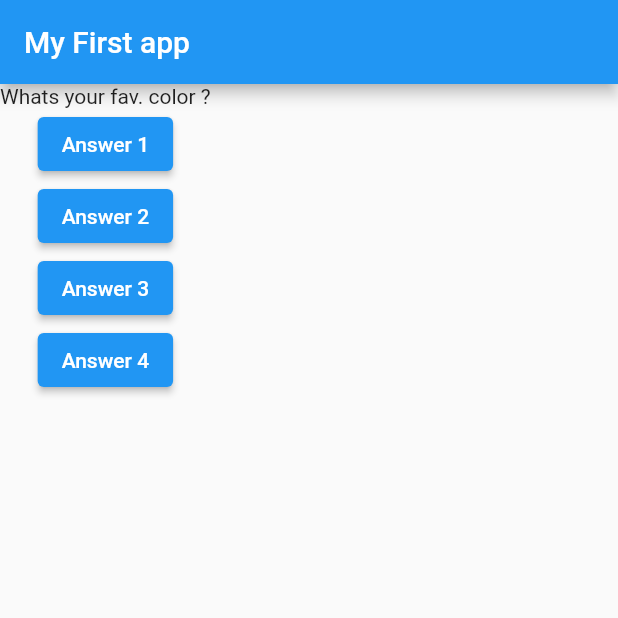
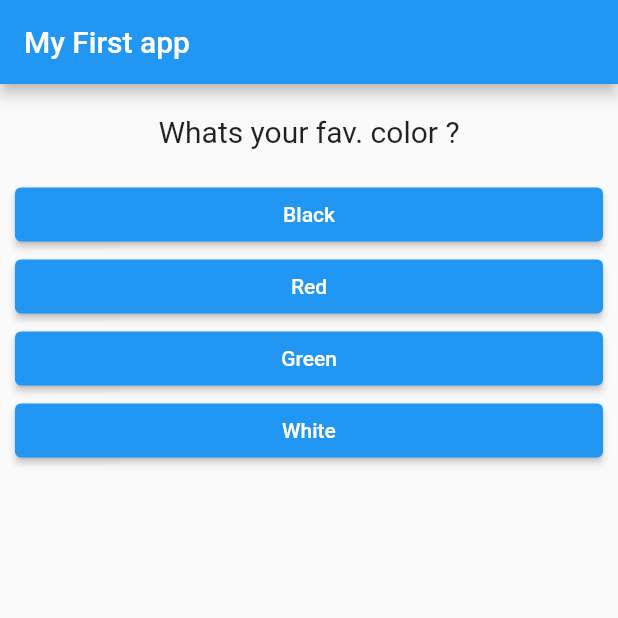
Before and after one commit to kgoel085/Flutter-Tutorial, a Flutter app: the screen it shows after launch, on a phone screen of 412 x 824 dp, the top half of it. Run offline on Flutter 3.47's test engine with Material 2 defaults, Android fonts, the phone set to English and light mode, and no system bars.

Commit message:
Added answer component

```diff
--- /dev/null
+++ b/lib/answer.dart
@@ -0,0 +1,23 @@
+import 'package:flutter/material.dart';
+
+class Answer extends StatelessWidget {
+  final Function selectHanlder;
+  final String answerText;
+  Answer(this.selectHanlder, this.answerText);
+
+  @override
+  Widget build(BuildContext context) {
+    return Container(
+      width: double.infinity,
+      margin: EdgeInsets.only(left: 10, right: 10),
+      child: ElevatedButton(
+        style: ButtonStyle(
+            // backgroundColor: MaterialStateProperty.all(Colors.blue),
+            // foregroundColor: MaterialStateProperty.all(Colors.white)
+            ),
+        child: Text(answerText),
+        onPressed: selectHanlder,
+      ),
+    );
+  }
+}
--- a/lib/main.dart
+++ b/lib/main.dart
@@ -1,5 +1,6 @@
 import 'package:flutter/material.dart';
 import './question.dart';
+import './answer.dart';
 
 class MyApp extends StatefulWidget {
   @override
@@ -11,7 +12,7 @@ class MyApp extends StatefulWidget {
 class _MyAppState extends State<MyApp> {
   var _questionIndex = 0;
 
-  void _answerQuestion () {
+  void _answerQuestion() {
     setState(() {
       _questionIndex = _questionIndex + 1;
     });
@@ -21,49 +22,38 @@ class _MyAppState extends State<MyApp> {
 
   @override
   Widget build(BuildContext context) {
-    var questions = [
-      'What\s your fav. color ?',
-      'What\s your fav. animal ?'
+    const questions = [
+      {
+        'question': 'What\s your fav. color ?',
+        'answers': ['Black', 'Red', 'Green', 'White']
+      },
+      {
+        'question': 'What\s your fav. animal ?',
+        'answers': ['Cat', 'Dog', 'Tiger', 'Leopard']
+      },
+      {
+        'question': 'Who is your fav. ding Dong ?',
+        'answers': ['LOL', 'lol', 'LMAO', 'HAHAHHAHAHHA']
+      },
     ];
     return MaterialApp(
         home: Scaffold(
       appBar: AppBar(
         title: Text('My First app'),
       ),
-        body: Column(children:
-          <Widget>[
-            Question(
-              questions[_questionIndex]
-            ),
-            ElevatedButton(
-              child: Text('Answer 1'),
-              onPressed: _answerQuestion,
-            ),
-            ElevatedButton(
-              child: Text('Answer 2'),
-              onPressed:  () {
-                print('Answer 2 choosen');
-              }
-            ),
-            ElevatedButton(
-              child: Text('Answer 3'),
-              onPressed:  () {
-                print('Answer 3 choosen');
-              }
-            ),
-            ElevatedButton(
-              child: Text('Answer 4'),
-              onPressed:  () {
-                print('Answer 4 choosen');
-              }
-            ),
+      body: Column(
+        children: <Widget>[
+          Question(questions[_questionIndex]['question']),
+          ...(questions[_questionIndex]['answers'] as List<String>)
+              .map((answer) {
+            return Answer(_answerQuestion, answer);
+          }).toList()
         ],
       ),
-      )
-    );
+    ));
   }
 }
 
-void main () {
+void main() {
   runApp(MyApp());
 }
--- a/lib/question.dart
+++ b/lib/question.dart
@@ -6,6 +6,14 @@ class Question extends StatelessWidget {
 
   @override
   Widget build(BuildContext context) {
-    return Text(questionText);
+    return Container(
+      width: double.infinity,
+      margin: EdgeInsets.all(20),
+      child: Text(
+      questionText,
+      style: TextStyle(fontSize: 20,),
+      textAlign: TextAlign.center,
+      ),
+    );
   }
 }
```
Lines whose indentation alone changed are shown as unchanged.
